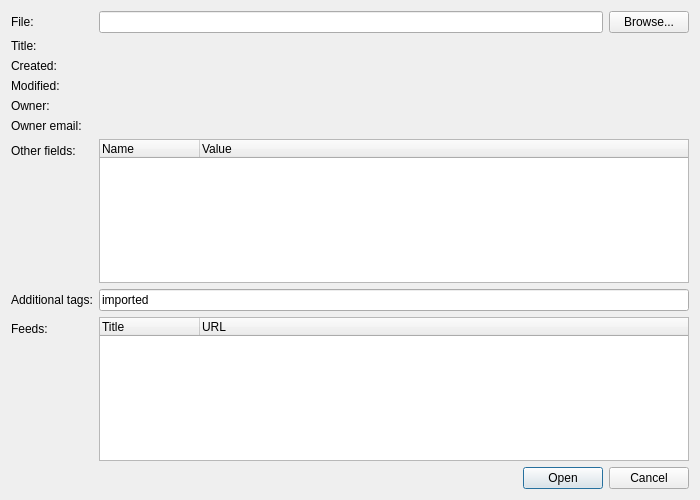
Before: the Qt Designer form src/plugins/aggregator/components/importexport/importopmldialog.ui in 0xd34df00d/leechcraft, drawn with Qt 5.
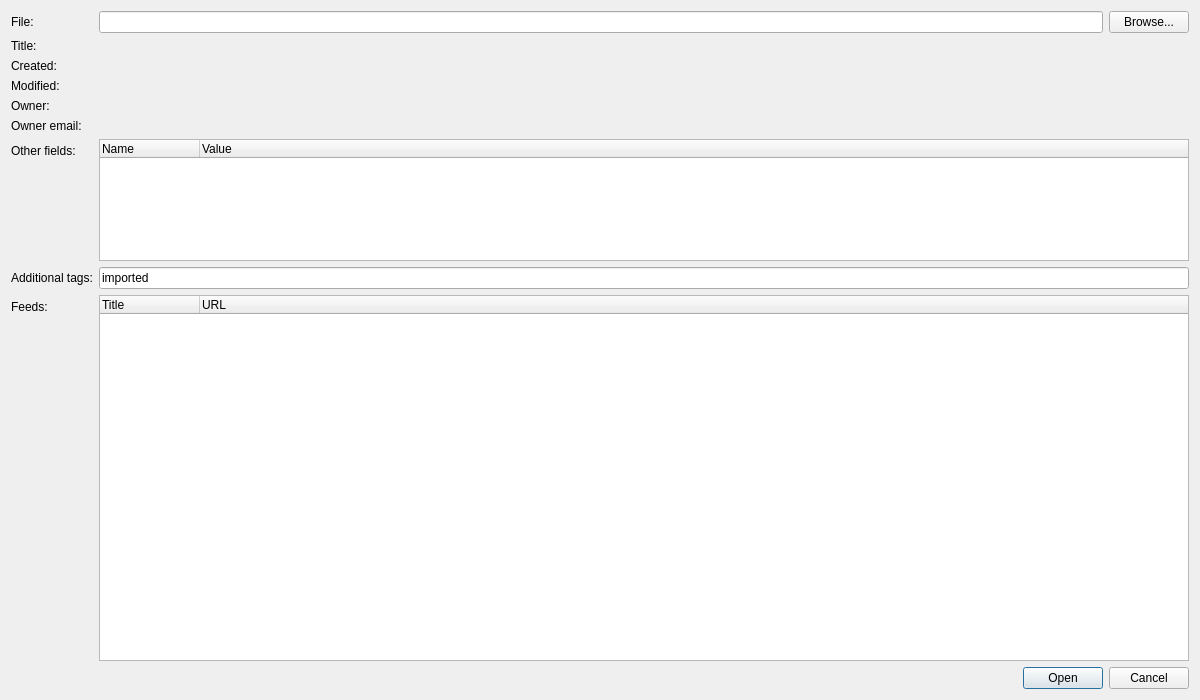
After: the same form once the commit is applied. Icons and pictures are not drawn.

Commit message: [Aggregator] Slightly larger import dialog

Diff of the .ui file:
```diff
--- a/src/plugins/aggregator/components/importexport/importopmldialog.ui
+++ b/src/plugins/aggregator/components/importexport/importopmldialog.ui
@@ -6,8 +6,8 @@
    <rect>
     <x>0</x>
     <y>0</y>
-    <width>700</width>
-    <height>500</height>
+    <width>1200</width>
+    <height>700</height>
    </rect>
   </property>
   <property name="windowTitle">
@@ -113,6 +113,12 @@
    </item>
    <item row="6" column="1">
     <widget class="QTreeWidget" name="OtherFields_">
+     <property name="sizePolicy">
+      <sizepolicy hsizetype="Expanding" vsizetype="Expanding">
+       <horstretch>0</horstretch>
+       <verstretch>1</verstretch>
+      </sizepolicy>
+     </property>
      <column>
       <property name="text">
        <string>Name</string>
@@ -148,6 +154,12 @@
    </item>
    <item row="8" column="1">
     <widget class="QTreeWidget" name="FeedsToImport_">
+     <property name="sizePolicy">
+      <sizepolicy hsizetype="Expanding" vsizetype="Expanding">
+       <horstretch>0</horstretch>
+       <verstretch>3</verstretch>
+      </sizepolicy>
+     </property>
      <column>
       <property name="text">
        <string>Title</string>
```
